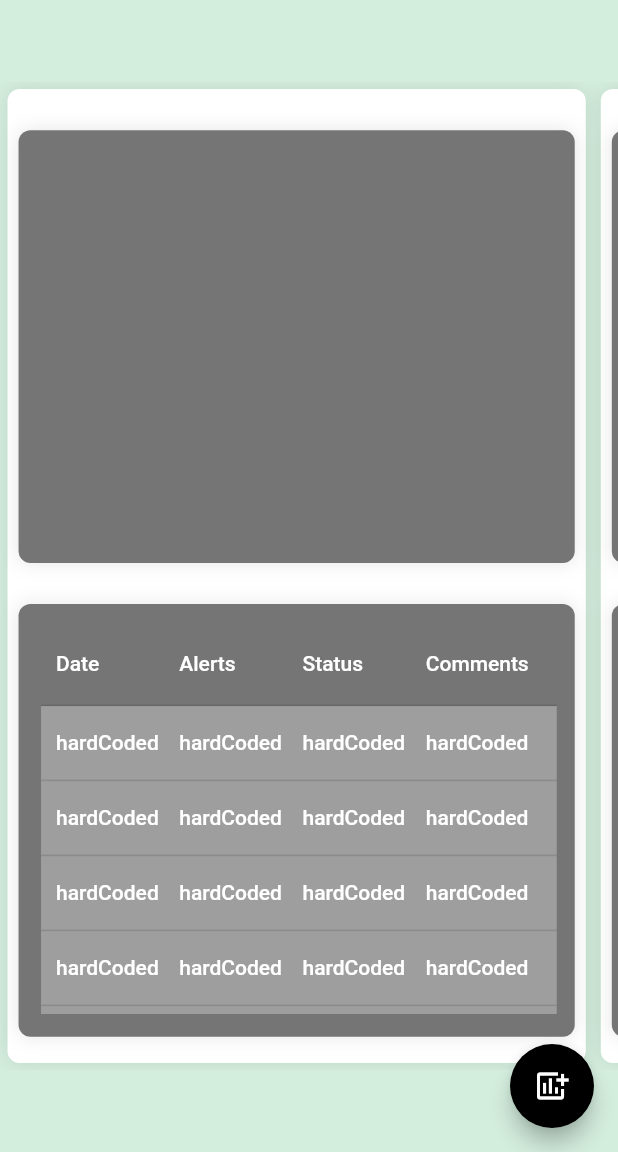
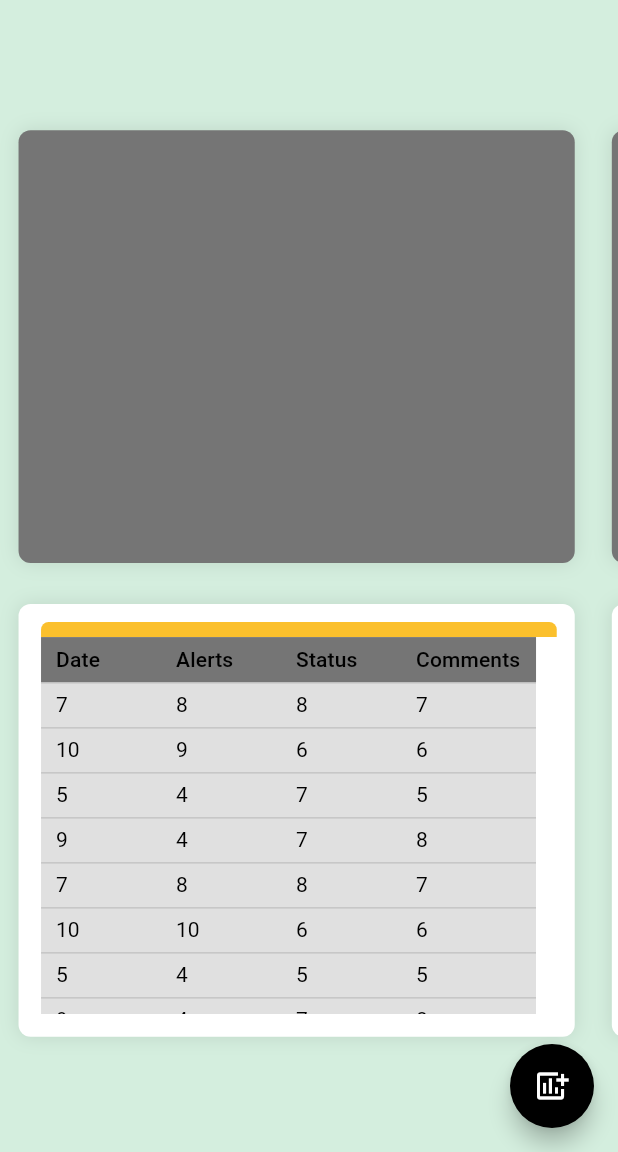
Before and after one commit to shah-rahul/data-representation-, a Flutter app: the screen it shows after launch, on a phone screen of 412 x 824 dp, the part 84-1236 px from its top. Run offline on Flutter 3.47's test engine with Material 2 defaults, Android fonts, the phone set to English and light mode, and no system bars; our stand-ins replace google_fonts.

Commit message:
[UI UPDATE] -table with fixed rows

```diff
--- a/lib/config/themedata.dart
+++ b/lib/config/themedata.dart
@@ -29,6 +29,7 @@ class CustomTheme {
       primaryColorDark: Colors.black,
       // ignore: deprecated_member_use
       accentColor: accentColor,
+      cardColor: Colors.white,
       highlightColor: Colors.grey[600],
       scaffoldBackgroundColor: const Color.fromARGB(255, 212, 238, 222),
       visualDensity: VisualDensity.adaptivePlatformDensity,
--- a/lib/widgets/level1/device_history.dart
+++ b/lib/widgets/level1/device_history.dart
@@ -1,4 +1,5 @@
 import 'package:flutter/material.dart';
+import 'package:nudron/widgets/nudron_table.dart';
 
 class DeviceHistory extends StatefulWidget {
   DeviceHistory({Key? key}) : super(key: key);
@@ -7,6 +8,24 @@ class DeviceHistory extends StatefulWidget {
   State<DeviceHistory> createState() => _DeviceHistoryState();
 }
 
+final _rowsCells = [
+  [7, 8, 8, 7],
+  [10, 9, 6, 6],
+  [5, 4, 7, 5],
+  [9, 4, 7, 8],
+  [7, 8, 8, 7],
+  [10, 10, 6, 6],
+  [5, 4, 5, 5],
+  [9, 4, 7, 8],
+  [7, 8, 8, 7],
+  [10, 9, 6, 6],
+  [5, 4, 7, 5],
+  [9, 4, 7, 8],
+  [7, 8, 8, 7],
+  [10, 10, 6, 6],
+  [5, 4, 5, 5],
+  [9, 4, 1, 8]
+];
 const dataTitle = [
   "Date",
   "Alerts",
@@ -18,9 +37,25 @@ class _DeviceHistoryState extends State<DeviceHistory> {
   @override
   Widget build(BuildContext context) {
     return Container(
-      child: ListView(
+      child: Column(
         children: [
-          _createDataTable(context),
+          Container(
+            height: 10,
+            decoration: BoxDecoration(
+                color: Colors.yellow[700],
+                borderRadius: BorderRadius.only(
+                    topLeft: Radius.circular(5), topRight: Radius.circular(5))),
+          ),
+          Expanded(
+            flex: 1,
+            child: CustomDataTable(
+              fixedRowCells: dataTitle,
+              rowsCells: _rowsCells,
+              cellBuilder: (data) {
+                return Text('$data', style: TextStyle(color: Colors.black));
+              },
+            ),
+          ),
         ],
       ),
       height: MediaQuery.of(context).size.height * 0.4 -
@@ -32,75 +67,8 @@ class _DeviceHistoryState extends State<DeviceHistory> {
           boxShadow: const [
             BoxShadow(blurRadius: 10.0, color: Color.fromRGBO(0, 0, 0, 0.1))
           ],
-          color: Theme.of(context).highlightColor,
+          color: Theme.of(context).cardColor,
           borderRadius: BorderRadius.circular(8.0)),
     );
   }
 }
-
-DataTable _createDataTable(context) {
-  return DataTable(
-      dataRowHeight: 50,
-      horizontalMargin: 10,
-      headingTextStyle: Theme.of(context).primaryTextTheme.headline2,
-      dataTextStyle: Theme.of(context).primaryTextTheme.headline2,
-      border: TableBorder(borderRadius: BorderRadius.circular(8.0)),
-      dataRowColor: MaterialStateProperty.all(Colors.grey[500]),
-      columnSpacing: 5,
-      showBottomBorder: true,
-      headingRowColor: MaterialStateProperty.all(Colors.grey[600]),
-      columns: _createColumns(),
-      rows: _createRows());
-}
-
-List<DataColumn> _createColumns() {
-  List<DataColumn> colList = [];
-
-  dataTitle.forEach((element) {
-    colList.add(DataColumn(label: Text(element)));
-    print(element);
-  });
-
-  return colList;
-}
-
-List<DataRow> _createRows() {
-  return [
-    DataRow(cells: [
-      DataCell(Text("hardCoded")),
-      DataCell(Text("hardCoded")),
-      DataCell(Text("hardCoded")),
-      DataCell(Text("hardCoded")),
-    ]),
-    DataRow(cells: [
-      DataCell(Text("hardCoded")),
-      DataCell(Text("hardCoded")),
-      DataCell(Text("hardCoded")),
-      DataCell(Text("hardCoded")),
-    ]),
-    DataRow(cells: [
-      DataCell(Text("hardCoded")),
-      DataCell(Text("hardCoded")),
-      DataCell(Text("hardCoded")),
-      DataCell(Text("hardCoded")),
-    ]),
-    DataRow(cells: [
-      DataCell(Text("hardCoded")),
-      DataCell(Text("hardCoded")),
-      DataCell(Text("hardCoded")),
-      DataCell(Text("hardCoded")),
-    ]),
-    DataRow(cells: [
-      DataCell(Text("hardCoded")),
-      DataCell(Text("hardCoded")),
-      DataCell(Text("hardCoded")),
-      DataCell(Text("hardCoded")),
-    ]),
-    DataRow(cells: [
-      DataCell(Text("hardCoded")),
-      DataCell(Text("hardCoded")),
-      DataCell(Text("hardCoded")),
-      DataCell(Text("hardCoded")),
-    ]),
-  ];
-}
--- /dev/null
+++ b/lib/widgets/nudron_table.dart
@@ -0,0 +1,120 @@
+import 'package:flutter/material.dart';
+
+class CustomDataTable<T> extends StatefulWidget {
+  final List<T> fixedRowCells;
+  final List<List<T>> rowsCells;
+  final Widget Function(T data) cellBuilder;
+  final double fixedColWidth;
+  final double cellWidth;
+  final double cellHeight;
+  final double cellMargin;
+  final double cellSpacing;
+
+  CustomDataTable({
+    required this.fixedRowCells,
+    required this.rowsCells,
+    required this.cellBuilder,
+    this.fixedColWidth = 30.0,
+    this.cellHeight = 30.0,
+    this.cellWidth = 70.0,
+    this.cellMargin = 10.0,
+    this.cellSpacing = 10.0,
+  });
+
+  @override
+  State<StatefulWidget> createState() => CustomDataTableState();
+}
+
+class CustomDataTableState<T> extends State<CustomDataTable<T>> {
+  final _columnController = ScrollController();
+  final _rowController = ScrollController();
+  final _subTableYController = ScrollController();
+  final _subTableXController = ScrollController();
+
+  Widget _buildChild(double width, T data) =>
+      SizedBox(width: width, child: widget.cellBuilder.call(data));
+
+  Widget _buildFixedRow() => widget.fixedRowCells == null
+      ? SizedBox.shrink()
+      : Material(
+          color: Colors.grey[600],
+          child: DataTable(
+              horizontalMargin: widget.cellMargin,
+              columnSpacing: widget.cellSpacing,
+              headingRowHeight: widget.cellHeight,
+              dataRowHeight: widget.cellHeight,
+              columns: widget.fixedRowCells
+                  .map((c) =>
+                      DataColumn(label: _buildChild(widget.cellWidth, c)))
+                  .toList(),
+              rows: []),
+        );
+
+  Widget _buildSubTable() => Material(
+      color: Colors.grey[300],
+      child: DataTable(
+          horizontalMargin: widget.cellMargin,
+          columnSpacing: widget.cellSpacing,
+          headingRowHeight: widget.cellHeight,
+          dataRowHeight: widget.cellHeight,
+          columns: widget.rowsCells.first
+              .map((c) => DataColumn(label: _buildChild(widget.cellWidth, c)))
+              .toList(),
+          rows: widget.rowsCells
+              .sublist(widget.fixedRowCells == null ? 1 : 0)
+              .map((row) => DataRow(
+                  cells: row
+                      .map((c) => DataCell(_buildChild(widget.cellWidth, c)))
+                      .toList()))
+              .toList()));
+
+  @override
+  void initState() {
+    super.initState();
+    if (_subTableXController.hasClients) {
+      _subTableXController.addListener(() {
+        _rowController.jumpTo(_subTableXController.position.pixels);
+      });
+    }
+    if (_subTableYController.hasClients) {
+      _subTableYController.addListener(() {
+        _columnController.jumpTo(_subTableYController.position.pixels);
+      });
+    }
+  }
+
+  @override
+  Widget build(BuildContext context) {
+    return Stack(
+      children: <Widget>[
+        Row(
+          children: <Widget>[
+            Flexible(
+              child: SingleChildScrollView(
+                controller: _subTableXController,
+                scrollDirection: Axis.horizontal,
+                child: SingleChildScrollView(
+                  controller: _subTableYController,
+                  scrollDirection: Axis.vertical,
+                  child: _buildSubTable(),
+                ),
+              ),
+            ),
+          ],
+        ),
+        Row(
+          children: <Widget>[
+            Flexible(
+              child: SingleChildScrollView(
+                controller: _rowController,
+                scrollDirection: Axis.horizontal,
+                physics: NeverScrollableScrollPhysics(),
+                child: _buildFixedRow(),
+              ),
+            ),
+          ],
+        ),
+      ],
+    );
+  }
+}
--- a/lib/widgets/primary_card.dart
+++ b/lib/widgets/primary_card.dart
@@ -22,9 +22,6 @@ class _PrimaryCardState extends State<PrimaryCard> {
         child: Padding(
           padding: const EdgeInsets.all(5.0),
           child: Container(
-            decoration: BoxDecoration(boxShadow: const [
-              BoxShadow(blurRadius: 10.0, color: Color.fromRGBO(0, 0, 0, 0.1))
-            ], color: Colors.white, borderRadius: BorderRadius.circular(8.0)),
             child: Column(
               mainAxisAlignment: MainAxisAlignment.spaceEvenly,
               children: [widget.childone, widget.childtwo],
```
